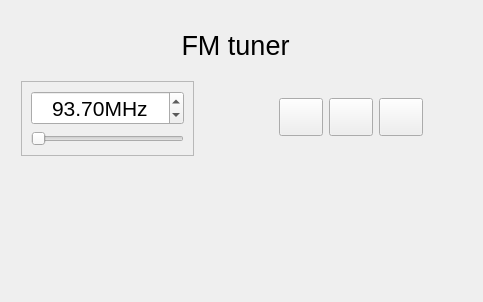
Old version of the form software/dfmtgui/deviceform.ui in the repository FoxVK/DFMT.
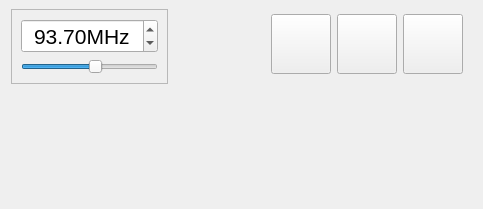
New version of the form. Icons and pictures are not drawn.

Commit message: Working version of GUI with tabs, window icon and creepy menu bar. Works: 	seek, tunning, connecting/disconnecting tuners 	Mutiple tuners should by working too but not tested Not implemented: 	Sound. Button is present but that is all. 	RDS GUI 	GUI for displaying metrics 	Polling of metrics and RDS - will be necessary to create thread with queue for work with device.

Diff of the .ui file:
```diff
--- a/software/dfmtgui/deviceform.ui
+++ b/software/dfmtgui/deviceform.ui
@@ -7,21 +7,20 @@
     <x>0</x>
     <y>0</y>
     <width>483</width>
-    <height>302</height>
+    <height>209</height>
    </rect>
   </property>
   <property name="windowTitle">
    <string>Form</string>
   </property>
+  <layout class="QVBoxLayout" name="verticalLayout_2">
+   <property name="topMargin">
+    <number>9</number>
+   </property>
+   <item>
+    <layout class="QHBoxLayout" name="horizontalLayout_2">
+     <item>
   <widget class="QFrame" name="frqFrame">
-   <property name="geometry">
-    <rect>
-     <x>21</x>
-     <y>81</y>
-     <width>173</width>
-     <height>75</height>
-    </rect>
-   </property>
    <property name="frameShape">
     <enum>QFrame::StyledPanel</enum>
    </property>
@@ -59,10 +58,13 @@
     <item>
      <widget class="QSlider" name="freqSlider">
       <property name="minimum">
-       <number>64</number>
+           <number>760</number>
       </property>
       <property name="maximum">
-       <number>108</number>
+           <number>1080</number>
+          </property>
+          <property name="value">
+           <number>937</number>
       </property>
       <property name="orientation">
        <enum>Qt::Horizontal</enum>
@@ -71,67 +73,39 @@
     </item>
    </layout>
   </widget>
-  <widget class="QLabel" name="mainLabel">
-   <property name="geometry">
-    <rect>
-     <x>170</x>
-     <y>20</y>
-     <width>131</width>
-     <height>51</height>
-    </rect>
-   </property>
-   <property name="font">
-    <font>
-     <pointsize>20</pointsize>
-    </font>
-   </property>
-   <property name="text">
-    <string>FM tuner</string>
-   </property>
-   <property name="alignment">
-    <set>Qt::AlignCenter</set>
-   </property>
-  </widget>
+     </item>
+     <item>
+      <spacer name="horizontalSpacer">
+       <property name="orientation">
+        <enum>Qt::Horizontal</enum>
+       </property>
+       <property name="sizeHint" stdset="0">
+        <size>
+         <width>40</width>
+         <height>20</height>
+        </size>
+       </property>
+      </spacer>
+     </item>
+     <item>
   <widget class="QWidget" name="buttosWidget" native="true">
-   <property name="geometry">
-    <rect>
-     <x>270</x>
-     <y>80</y>
-     <width>162</width>
-     <height>75</height>
-    </rect>
-   </property>
-   <widget class="QPushButton" name="playButton">
-    <property name="geometry">
-     <rect>
-      <x>59</x>
-      <y>18</y>
-      <width>44</width>
-      <height>38</height>
-     </rect>
-    </property>
-    <property name="text">
-     <string/>
-    </property>
-    <property name="icon">
-     <iconset resource="icons.qrc">
-      <normaloff>:/buttons/icons/media-playback-start.svg</normaloff>:/buttons/icons/media-playback-start.svg</iconset>
-    </property>
-    <property name="iconSize">
-     <size>
-      <width>32</width>
-      <height>32</height>
-     </size>
-    </property>
-   </widget>
+       <layout class="QHBoxLayout" name="horizontalLayout">
+        <property name="topMargin">
+         <number>4</number>
+        </property>
+        <item>
    <widget class="QPushButton" name="seekBackButton">
-    <property name="geometry">
-     <rect>
-      <x>9</x>
-      <y>18</y>
-      <width>44</width>
-      <height>38</height>
-     </rect>
+          <property name="sizePolicy">
+           <sizepolicy hsizetype="Minimum" vsizetype="Fixed">
+            <horstretch>0</horstretch>
+            <verstretch>0</verstretch>
+           </sizepolicy>
+          </property>
+          <property name="minimumSize">
+           <size>
+            <width>60</width>
+            <height>60</height>
+           </size>
     </property>
     <property name="text">
      <string/>
@@ -147,14 +121,49 @@
      </size>
     </property>
    </widget>
+        </item>
+        <item>
+         <widget class="QPushButton" name="playButton">
+          <property name="sizePolicy">
+           <sizepolicy hsizetype="Minimum" vsizetype="Fixed">
+            <horstretch>0</horstretch>
+            <verstretch>0</verstretch>
+           </sizepolicy>
+          </property>
+          <property name="minimumSize">
+           <size>
+            <width>60</width>
+            <height>60</height>
+           </size>
+          </property>
+          <property name="text">
+           <string/>
+          </property>
+          <property name="icon">
+           <iconset resource="icons.qrc">
+            <normaloff>:/buttons/icons/media-playback-start.svg</normaloff>:/buttons/icons/media-playback-start.svg</iconset>
+          </property>
+          <property name="iconSize">
+           <size>
+            <width>32</width>
+            <height>32</height>
+           </size>
+          </property>
+         </widget>
+        </item>
+        <item>
    <widget class="QPushButton" name="seekForwardButton">
-    <property name="geometry">
-     <rect>
-      <x>109</x>
-      <y>18</y>
-      <width>44</width>
-      <height>38</height>
-     </rect>
+          <property name="sizePolicy">
+           <sizepolicy hsizetype="Minimum" vsizetype="Fixed">
+            <horstretch>0</horstretch>
+            <verstretch>0</verstretch>
+           </sizepolicy>
+          </property>
+          <property name="minimumSize">
+           <size>
+            <width>60</width>
+            <height>60</height>
+           </size>
     </property>
     <property name="text">
      <string/>
@@ -170,7 +179,26 @@
      </size>
     </property>
    </widget>
-  </widget>
+        </item>
+       </layout>
+      </widget>
+     </item>
+    </layout>
+   </item>
+   <item>
+    <spacer name="verticalSpacer">
+     <property name="orientation">
+      <enum>Qt::Vertical</enum>
+     </property>
+     <property name="sizeHint" stdset="0">
+      <size>
+       <width>20</width>
+       <height>40</height>
+      </size>
+     </property>
+    </spacer>
+   </item>
+  </layout>
  </widget>
  <resources>
   <include location="icons.qrc"/>
```
Left out of the diff: 48 changed lines with no effect on the pictures. Lines whose indentation alone changed are shown as unchanged. The commit also changes 15 other files.
